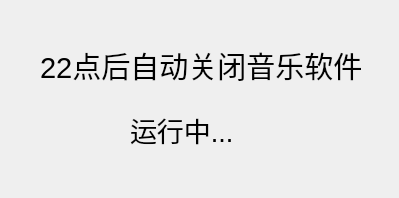
Before: the Qt Designer form auto_close_music_ui.ui in qq20967582/auto_close_music, drawn with Qt 5.
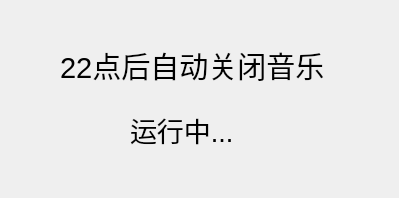
After: the same form once the commit is applied.

Commit message: 修改单独判断，并解决弹命令行窗口的问题

Diff of the .ui file:
```diff
--- a/auto_close_music_ui.ui
+++ b/auto_close_music_ui.ui
@@ -17,9 +17,9 @@
    <widget class="QLabel" name="label">
     <property name="geometry">
      <rect>
-      <x>40</x>
+      <x>60</x>
       <y>40</y>
-      <width>330</width>
+      <width>270</width>
       <height>50</height>
      </rect>
     </property>
@@ -29,7 +29,7 @@
      </font>
     </property>
     <property name="text">
-     <string>22点后自动关闭音乐软件</string>
+     <string>22点后自动关闭音乐</string>
     </property>
    </widget>
    <widget class="QLabel" name="label_2">
```
The commit also changes 3 other files.
